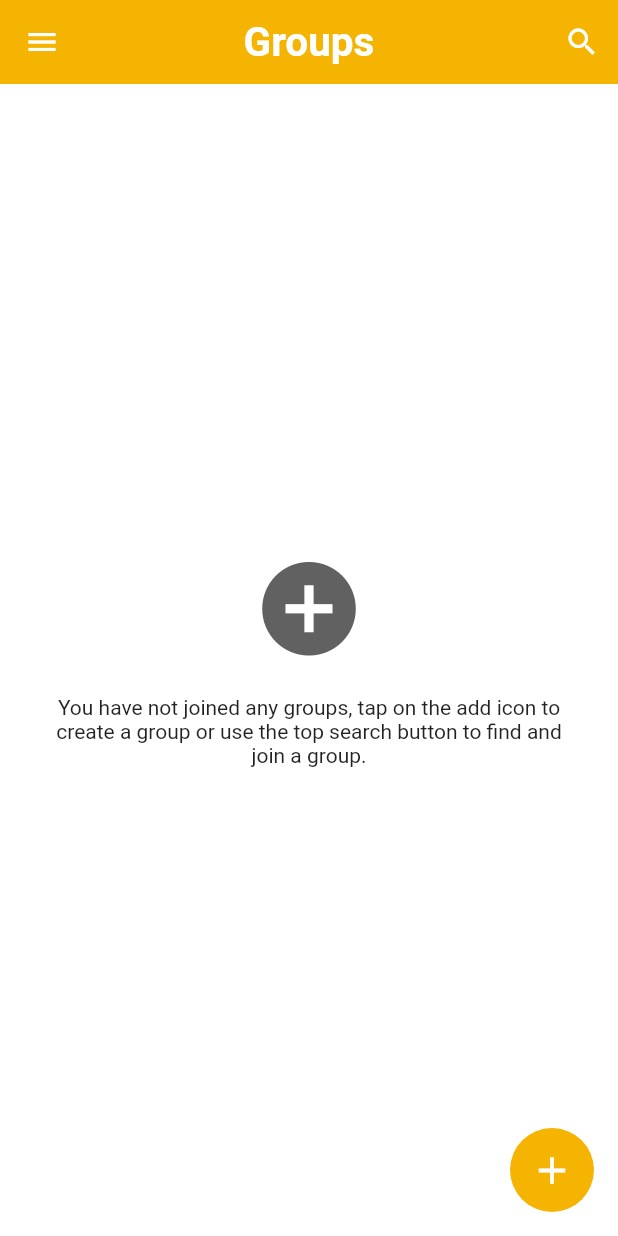
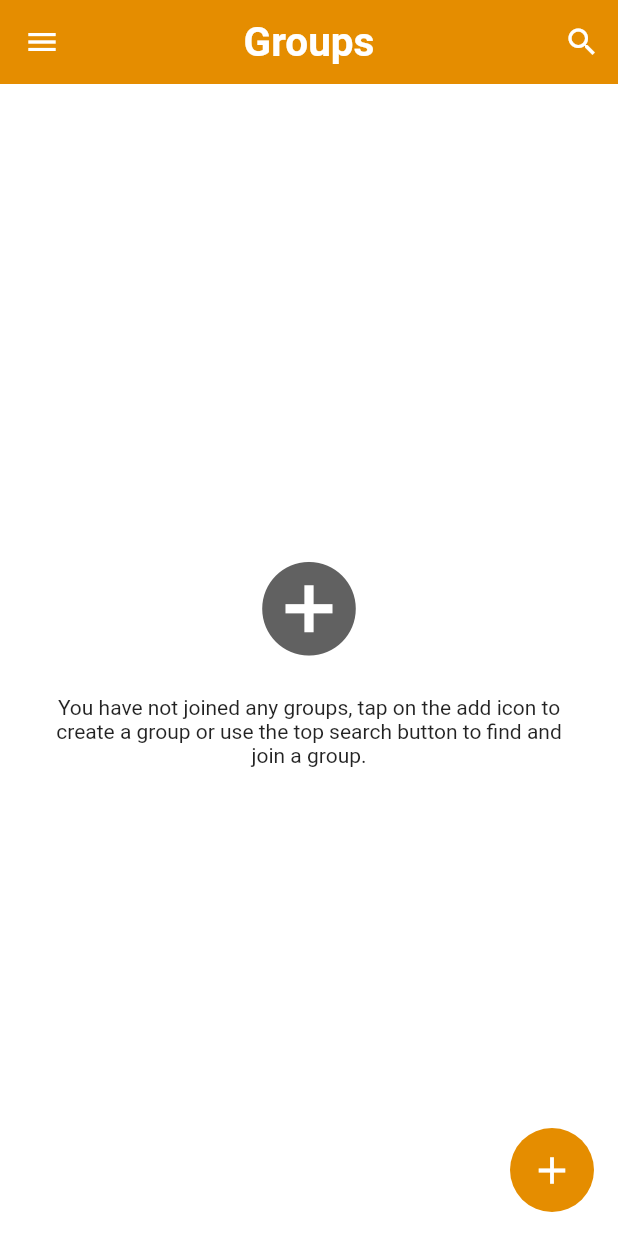
Before and after one commit to Djostanisic/chatter_app, a Flutter app: the HomePage screen opened directly, on a phone screen of 412 x 824 dp. Run offline on Flutter 3.47's test engine with Material 2 defaults, Android fonts, the phone set to English and light mode, and no system bars; our stand-ins replace cloud_firestore, firebase_auth, firebase_core, shared_preferences; accounts and stored records are empty.

```diff
--- a/lib/pages/home_page.dart
+++ b/lib/pages/home_page.dart
@@ -4,6 +4,7 @@ import 'package:chatter_app/pages/profile_page.dart';
 import 'package:chatter_app/pages/search_page.dart';
 import 'package:chatter_app/service/auth_service.dart';
 import 'package:chatter_app/service/database_service.dart';
+import 'package:chatter_app/shared/strings.dart';
 import 'package:chatter_app/widgets/group_tile.dart';
 import 'package:chatter_app/widgets/widgets.dart';
 import 'package:firebase_auth/firebase_auth.dart';
@@ -72,9 +73,9 @@ class _HomePageState extends State<HomePage> {
           elevation: 0,
           centerTitle: true,
           backgroundColor: Theme.of(context).primaryColor,
-          title: const Text(
-            "Groups",
-            style: TextStyle(
+          title: Text(
+            Strings.groupsTitle,
+            style: const TextStyle(
                 color: Colors.white, fontWeight: FontWeight.bold, fontSize: 27),
           )),
       drawer: Drawer(
@@ -107,9 +108,9 @@ class _HomePageState extends State<HomePage> {
                 contentPadding:
                     const EdgeInsets.symmetric(horizontal: 20, vertical: 5),
                 leading: const Icon(Icons.group),
-                title: const Text(
-                  "Groups",
-                  style: TextStyle(color: Colors.black),
+                title: Text(
+                  Strings.groupsTitle,
+                  style: const TextStyle(color: Colors.black),
                 )),
             ListTile(
                 onTap: () {
@@ -124,9 +125,9 @@ class _HomePageState extends State<HomePage> {
                 contentPadding:
                     const EdgeInsets.symmetric(horizontal: 20, vertical: 5),
                 leading: const Icon(Icons.person),
-                title: const Text(
-                  "Profile",
-                  style: TextStyle(color: Colors.black),
+                title: Text(
+                  Strings.profileTitle,
+                  style: const TextStyle(color: Colors.black),
                 )),
             ListTile(
                 onTap: () async {
@@ -135,9 +136,8 @@ class _HomePageState extends State<HomePage> {
                       context: context,
                       builder: (context) {
                         return AlertDialog(
-                          title: const Text("Logout"),
-                          content:
-                              const Text("Are you sure you want to logout?"),
+                          title: Text(Strings.logoutTitle),
+                          content: Text(Strings.logoutMessage),
                           actions: [
                             IconButton(
                                 onPressed: () {
@@ -165,9 +165,9 @@ class _HomePageState extends State<HomePage> {
                 contentPadding:
                     const EdgeInsets.symmetric(horizontal: 20, vertical: 5),
                 leading: const Icon(Icons.exit_to_app),
-                title: const Text(
-                  "Logout",
-                  style: TextStyle(color: Colors.black),
+                title: Text(
+                  Strings.logoutTitle,
+                  style: const TextStyle(color: Colors.black),
                 )),
           ],
         ),
@@ -196,8 +196,8 @@ class _HomePageState extends State<HomePage> {
           return StatefulBuilder(
             builder: ((context, setState) {
               return AlertDialog(
-                title: const Text(
-                  "Create a group",
+                title: Text(
+                  Strings.createGroupTitle,
                   textAlign: TextAlign.left,
                 ),
                 content: Column(
@@ -236,7 +236,9 @@ class _HomePageState extends State<HomePage> {
                     },
                     style: ElevatedButton.styleFrom(
                         backgroundColor: Theme.of(context).primaryColor),
-                    child: const Text("CANCEL"),
+                    child: Text(
+                      Strings.cancel.toUpperCase(),
+                    ),
                   ),
                   ElevatedButton(
                     onPressed: () async {
@@ -252,15 +254,16 @@ class _HomePageState extends State<HomePage> {
                                 groupName)
                             .whenComplete(() {
                           isLoading = false;
-                        });
                            popBackStack(context);
                            showSnackBar(context, Colors.green,
-                            "Group created successfully.");
+                            Strings.groupCreatedMessage);
+                        });
+
                       } else {}
                     },
                     style: ElevatedButton.styleFrom(
                         backgroundColor: Theme.of(context).primaryColor),
-                    child: const Text("CREATE"),
+                    child: Text(Strings.create.toUpperCase()),
                   ),
                 ],
               );
@@ -279,12 +282,13 @@ class _HomePageState extends State<HomePage> {
             return ListView.builder(
               itemCount: snapshot.data["groups"].length,
               itemBuilder: (context, index) {
-                    int reverseIndex = (snapshot.data['groups'].length - 1) - index;
+                int reverseIndex = snapshot.data['groups'].length - index - 1;
                 return GroupTile(
                     groupName: getName(snapshot.data["groups"][reverseIndex]),
                     groupId: getId(snapshot.data["groups"][reverseIndex]),
                     userName: snapshot.data["fullName"]);
-                  },);
+              },
+            );
           } else {
             return noGroupWidget();
           }
@@ -319,8 +323,8 @@ class _HomePageState extends State<HomePage> {
           const SizedBox(
             height: 20,
           ),
-          const Text(
-            "You have not joined any groups, tap on the add icon to create a group or use the top search button to find and join a group.",
+          Text(
+            Strings.noGroupText,
             textAlign: TextAlign.center,
           )
         ],
--- a/lib/shared/constants.dart
+++ b/lib/shared/constants.dart
@@ -8,5 +8,5 @@ class Constants {
 
   static String emailValidationFormula = r"^[a-zA-Z0-9.a-zA-Z0-9.!#$%&'*+-/=?^_`{|}~]+@[a-zA-Z0-9]+\.[a-zA-Z]+";
 
-  final primaryColor = const Color(0xFFF5B402);
+  final primaryColor = const Color.fromARGB(255, 229, 141, 0);
 }
--- a/lib/shared/strings.dart
+++ b/lib/shared/strings.dart
@@ -1,12 +1,21 @@
 class Strings {
+  //Global strings
   static String appName = "Chatter";
+  static String cancel = "Cancel";
+  static String groupsTitle = "Groups";
+  static String profileTitle = "Profile";
+  static String logoutTitle = "Logout";
+  static String logoutMessage = "Are you sure you want to logout?";
+  static String fullNameLabel = "Full Name";
+  static String emailLabel = "Email";
+  static String labelOk = "OK";
 
- //Sign In and Register pages
+  //Global strings
+
+  //Sign In and Register
   static String fullNameValidateMessage = "Name can't be empty!";
   static String emailValidateMessage = "Please enter a valid email adress!";
   static String passwordValidateMessage = "Password must be at least 8 characters long!";
-  static String fullNameLabel = "Full Name";
-  static String emailLabel = "Email";
   static String passwordLabel = "Password";
   static String signInButtonLabel = "Sign In";
   static String registerButtonLabel = "Register";
@@ -17,6 +26,15 @@ class Strings {
   static String notRegisteredText = "Don't have and acount? ";
   static String registerHereText = "Register here.";
 
-  static String registerPageSubtitle = "Create your account and join our community today!";
- //Sign In and Register pages
+  static String registerPageSubtitle ="Create your account and join our community today!";
+  //Sign In and Register
+
+  // Home Page
+  static String createGroupTitle = "Create a group";
+  static String create = "Create";
+  static String groupCreatedMessage = "Group created successfully.";
+  static String noGroupText = "You have not joined any groups, tap on the add icon to create a group or use the top search button to find and join a group.";
+  //Home Page
+
+
 }
--- a/lib/widgets/widgets.dart
+++ b/lib/widgets/widgets.dart
@@ -1,3 +1,4 @@
+import 'package:chatter_app/shared/strings.dart';
 import 'package:flutter/material.dart';
 
 const textInputDecoration = InputDecoration(
@@ -25,7 +26,7 @@ void nextScreenReplace(context, page) {
 }
 
 void popBackStack(BuildContext context) {
-  popBackStack(context);
+   Navigator.of(context).pop();
 }
 
 void showSnackBar(context, color, message) {
@@ -37,7 +38,7 @@ void showSnackBar(context, color, message) {
     backgroundColor: color,
     duration: const Duration(seconds: 3),
     action: SnackBarAction(
-      label: "OK",
+      label: Strings.labelOk,
       onPressed: () {},
       textColor: Colors.white,
     ),
```
Also changed, not shown: lib/pages/chat_page.dart (+46 -1 lines), lib/pages/group_info.dart (added, +202 -0 lines), lib/pages/profile_page.dart (+17 -17 lines), lib/service/database_service.dart (+76 -3 lines), lib/widgets/group_tile.dart (+11 -2 lines). Lines whose indentation alone changed are shown as unchanged.
